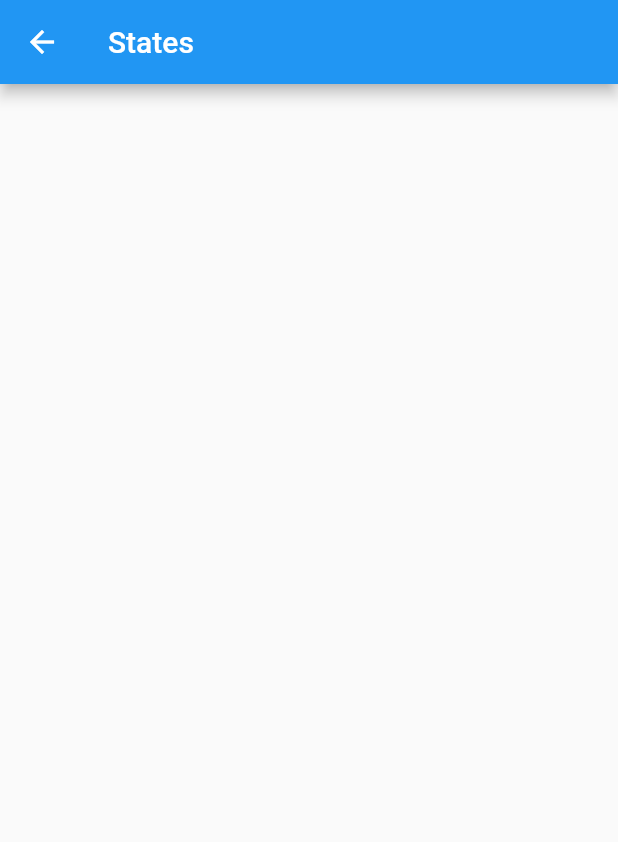
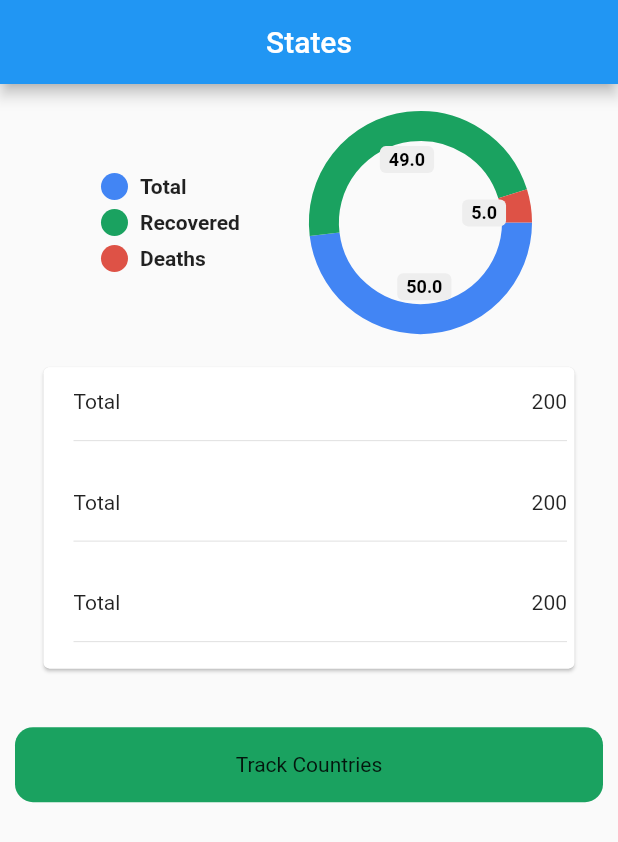
Before and after one commit to BidhanAcharya/Covid19DataTracker, a Flutter app: the StatesScreen screen opened directly, on a phone screen of 412 x 824 dp. Shown: the top 842 px of the screen. Run offline on Flutter 3.47's test engine with Material 2 defaults, Android fonts, the phone set to English and light mode, and no system bars; drawn by our look-alikes of pie_chart.

Commit message:
Pie Chart

```diff
--- a/lib/StatesScreen.dart
+++ b/lib/StatesScreen.dart
@@ -1,4 +1,5 @@
 import 'package:flutter/material.dart';
+import 'package:pie_chart/pie_chart.dart';
 
 class StatesScreen extends StatefulWidget {
   const StatesScreen({super.key});
@@ -7,13 +8,101 @@ class StatesScreen extends StatefulWidget {
   State<StatesScreen> createState() => _StatesScreenState();
 }
 
-class _StatesScreenState extends State<StatesScreen> {
+class _StatesScreenState extends State<StatesScreen> with  TickerProviderStateMixin{
+  //late final AnimationController _controller=AnimationController(duration:const Duration(seconds: 8) ,vsync: this)..repeat();
+
+
+  // List can contain anything it can also store the value for class which is defined in another  dart file
+  final colorsList =[
+    Color(0xff4285F4),
+    Color(0xff1aa260),
+    Color(0xffde5246),
+  ]; //semicolon for list
+
   @override
   Widget build(BuildContext context) {
     return Scaffold(
       appBar: AppBar(
         title: Text('States'),
+        automaticallyImplyLeading: false,
+        centerTitle: true,
+      ),
+      body: SafeArea(
+        child: Padding(
+          padding:  EdgeInsets.all(10.0),
+          child: Column(
+            children: [
+            SizedBox(height: 10,),
+
+              PieChart(
+                //This animationDuration,chartType,chartRadius  is defined in piechart , you dont need to define any AnimataionController
+                  dataMap:{
+                "Total":50,
+                "Recovered":49,
+                "Deaths":5,
+              } ,
+                chartRadius: MediaQuery.of(context).size.width/3.2,
+                legendOptions:const  LegendOptions(
+
+                  legendPosition: LegendPosition.left,
+                ),
+                animationDuration:Duration(milliseconds: 1800) ,
+                chartType: ChartType.ring,
+                colorList: colorsList,
+
+              ),
+              Padding(
+                padding:EdgeInsets.fromLTRB(15, 20, 15, 35),
+                child: Card(
+                  child: Column(
+                    children: [
+                      ReusuableRow(title: 'Total',value: '200',),
+                      ReusuableRow(title: 'Total',value: '200',),
+                     ReusuableRow(title: 'Total',value: '200',),
+                    ],
+                  ),
+                ),
+              ),
+              Container(
+                height: 50,
+                decoration: BoxDecoration(
+                  color: Color(0xff1aa260),
+                  borderRadius: BorderRadius.circular(12)
+                ),
+                child: Center(
+                  child: Text('Track Countries'),
+                ),
+              )
+            ],
+          ),
+        ),
+
       ),
     );
   }
 }
+class ReusuableRow extends StatelessWidget {
+  String title,value;
+  ReusuableRow({super.key,required this.title, required this.value});
+
+  @override
+  Widget build(BuildContext context) {
+    return Padding(
+      padding: const EdgeInsets.fromLTRB(20, 15, 5, 10),
+      child: Column(
+        children: [
+          Row(
+            mainAxisAlignment: MainAxisAlignment.spaceBetween,
+            children: [
+              Text(title),
+              Text(value),
+            ],
+          ),
+          SizedBox(height:10 ,),
+          Divider()
+
+        ],
+      ),
+    );
+  }
+}
--- a/lib/splash_screen.dart
+++ b/lib/splash_screen.dart
@@ -12,16 +12,21 @@ class SplashScreen extends StatefulWidget {
 }
 
 class _SplashScreenState extends State<SplashScreen>with TickerProviderStateMixin {
+  //Animation is defined in TickeyProviderState Mixing
+  //Thre must be controller for animation
   late final AnimationController _controller=AnimationController(duration:const Duration(seconds: 8) ,vsync: this)..repeat();
   @override
+  // init is the state that only display once before build
  void initState() {
     // TODO: implement initState
     super.initState();
-    Timer(Duration(seconds:8),()=> Navigator.push(context, MaterialPageRoute(builder: (context)=> StatesScreen() )));
+    // splash screen Timer
+    Timer(Duration(seconds:8),()=> Navigator.push(context, MaterialPageRoute(builder: (context)=> StatesScreen() )));// after splash screen move to StateScreen
   }
 
 
   @override
+  //once the display is ut it gets disposedd
   void dispose() {
     // TODO: implement dispose
     super.dispose();
@@ -42,6 +47,8 @@ class _SplashScreenState extends State<SplashScreen>with TickerProviderStateMixi
               child: Image(image:  AssetImage('assets/corona.png'),),
             ),
           ),
+            //It returns widget
+            //math function must be imported dart: math
             animation: _controller, builder: (BuildContext context, Widget? child){
               return Transform.rotate(angle:_controller.value * 2.0 * math.pi , child: child,);
         }),
```
